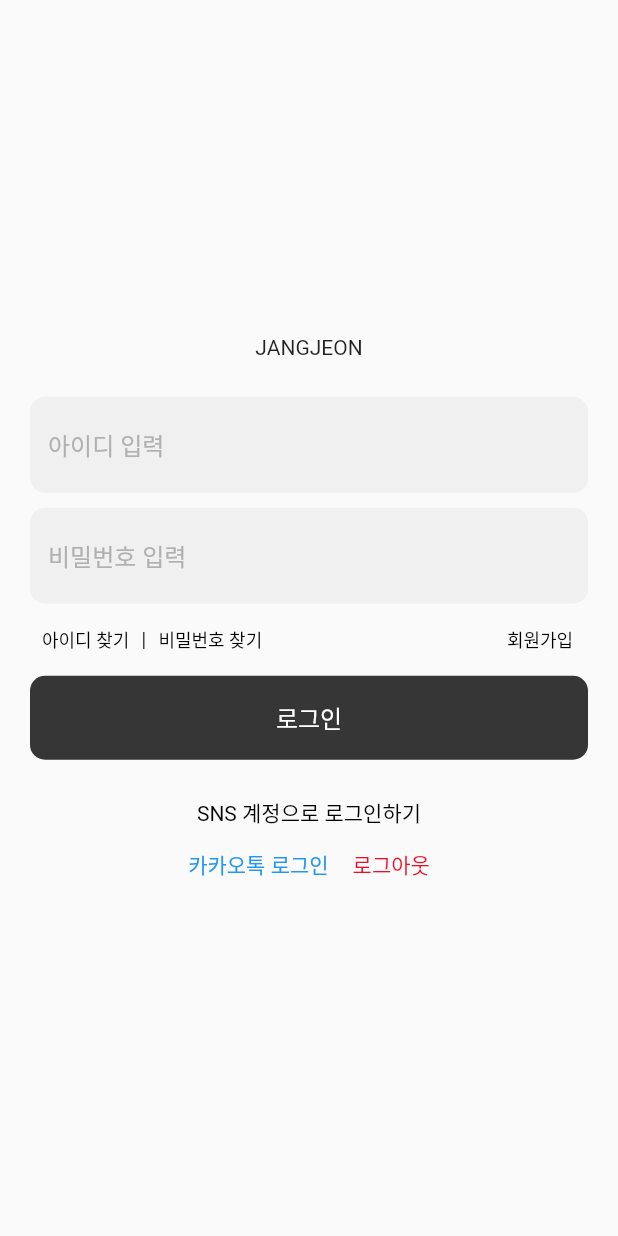
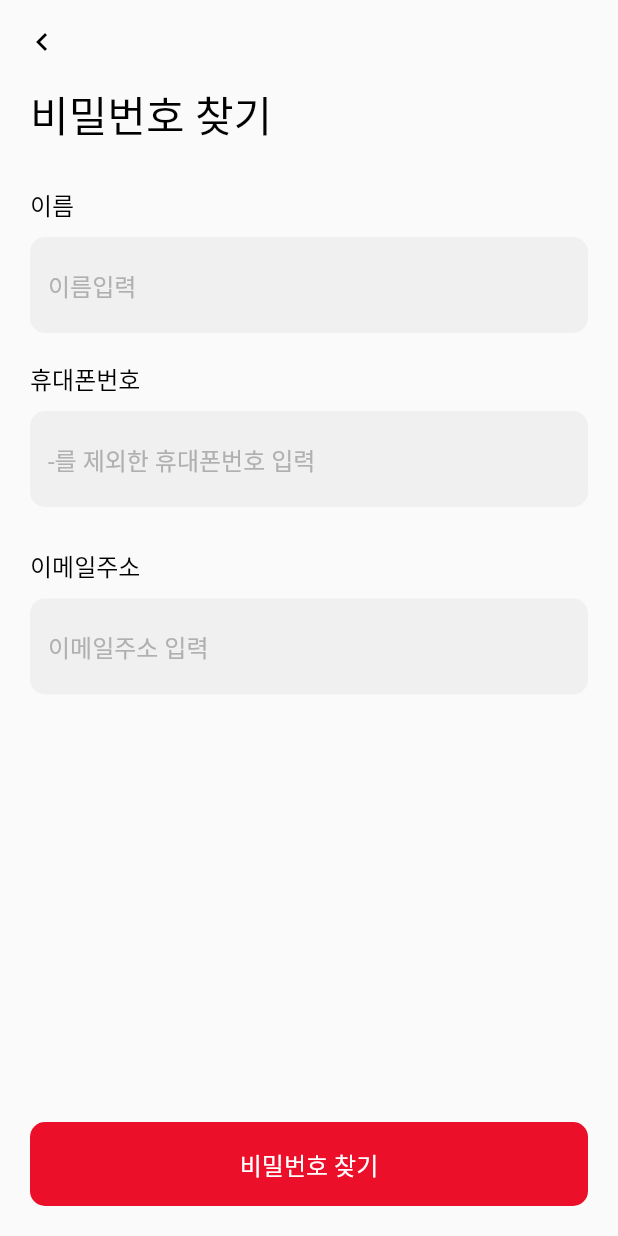
Before and after one commit to SniperFactory-Jangjeon/Jangjeon, a Flutter app: the screen it shows after launch, after a tap on "비밀번호 찾기", on a phone screen of 412 x 824 dp. Run offline on Flutter 3.47's test engine with Material 2 defaults, Android fonts, the phone set to English and light mode, and no system bars; our stand-ins replace cloud_firestore, firebase_auth, firebase_core, get; missing offline and left inert: kakao_flutter_sdk_user; accounts and stored records are empty; Roboto replaces fonts that are missing (PretendardBold, PretendardMedium).

Commit message:
비밀번호 찾기 ui 구성 완료

```diff
--- /dev/null
+++ b/lib/controller/find_password_controller.dart
@@ -0,0 +1,13 @@
+import 'package:flutter/material.dart';
+import 'package:get/get.dart';
+
+class FindPasswordController extends GetxController {
+  PageController pageController = PageController(); //페이지 뷰 컨트롤러
+  RxInt currentPage = 0.obs; //회원가입 현재 페이지
+
+  //페이지 이동
+  jumpToPage(page) {
+    currentPage(page);
+    pageController.jumpToPage(page);
+  }
+}
--- a/lib/main.dart
+++ b/lib/main.dart
@@ -1,6 +1,7 @@
 import 'package:firebase_core/firebase_core.dart';
 import 'package:flutter/material.dart';
 import 'package:get/get.dart';
+import 'package:jangjeon/controller/find_password_controller.dart';
 import 'package:jangjeon/controller/setting_controller.dart';
 import 'package:jangjeon/controller/withdrawal_controller.dart';
 import 'package:jangjeon/controller/auth_controller.dart';
@@ -30,6 +31,7 @@ class MyApp extends StatelessWidget {
         Get.put(AuthController());
         Get.put(LoginController());
         Get.lazyPut(() => SignupController(), fenix: true);
+        Get.lazyPut(() => FindPasswordController(), fenix: true);
         Get.lazyPut(() => SettingController(), fenix: true);
         Get.lazyPut(() => WithdrawalController(), fenix: true);
       }),
--- a/lib/util/app_pages.dart
+++ b/lib/util/app_pages.dart
@@ -1,5 +1,6 @@
 import 'package:get/get.dart';
 import 'package:jangjeon/util/app_routes.dart';
+import 'package:jangjeon/view/page/find_password_page.dart';
 import 'package:jangjeon/view/page/login_page.dart';
 import 'package:jangjeon/view/page/main_page.dart';
 import 'package:jangjeon/view/page/personal_info_modification_page.dart';
@@ -18,5 +19,6 @@ class AppPages {
     GetPage(name: AppRoutes.withdrawal, page: () => const WithdrawalPage()),
     GetPage(name: AppRoutes.login, page: () => const LoginPage()),
     GetPage(name: AppRoutes.signup, page: () => const SignupPage()),
+    GetPage(name: AppRoutes.findPassword, page: () => const FindPasswordPage()),
   ];
 }
--- a/lib/util/app_routes.dart
+++ b/lib/util/app_routes.dart
@@ -1,3 +1,4 @@
+import 'package:jangjeon/view/page/find_password_page.dart';
 import 'package:jangjeon/view/page/login_page.dart';
 import 'package:jangjeon/view/page/main_page.dart';
 import 'package:jangjeon/view/page/personal_info_modification_page.dart';
@@ -14,4 +15,5 @@ class AppRoutes {
   static const withdrawal = WithdrawalPage.route; //회원탈퇴페이지
   static const login = LoginPage.route; // 로그인페이지
   static const signup = SignupPage.route; //회원가입 페이지
+  static const findPassword = FindPasswordPage.route; //비밀번호 찾기 페이지
 }
--- /dev/null
+++ b/lib/view/page/find_password_page.dart
@@ -0,0 +1,85 @@
+import 'package:flutter/material.dart';
+import 'package:get/get.dart';
+import 'package:jangjeon/controller/find_password_controller.dart';
+import 'package:jangjeon/util/app_text_style.dart';
+import 'package:jangjeon/view/widget/app_elevated_button.dart';
+import 'package:jangjeon/view/widget/app_text_field.dart';
+import 'package:jangjeon/view/widget/success_tile.dart';
+
+class FindPasswordPage extends GetView<FindPasswordController> {
+  const FindPasswordPage({super.key});
+  static const route = '/find/password';
+
+  @override
+  Widget build(BuildContext context) {
+    return Obx(
+      () => Scaffold(
+        appBar: controller.currentPage.value != 1
+            ? AppBar(
+                elevation: 0,
+                backgroundColor: Colors.transparent,
+                foregroundColor: Colors.black,
+                leading: IconButton(
+                  icon: const Icon(Icons.navigate_before),
+                  onPressed: () => Get.back(),
+                ),
+              )
+            : null,
+        body: PageView(
+          controller: controller.pageController,
+          physics: const NeverScrollableScrollPhysics(),
+          children: [
+            Padding(
+              padding: const EdgeInsets.symmetric(horizontal: 20.0),
+              child: Column(
+                crossAxisAlignment: CrossAxisAlignment.start,
+                children: [
+                  Text(
+                    style: AppTextStyle.h2B28(),
+                    '비밀번호 찾기',
+                  ),
+                  const SizedBox(height: 27),
+                  Text(
+                    style: AppTextStyle.b3M16(),
+                    '이름',
+                  ),
+                  const SizedBox(height: 10),
+                  AppTextField(hintText: '이름입력'),
+                  const SizedBox(height: 18),
+                  Text(
+                    style: AppTextStyle.b3M16(),
+                    '휴대폰번호',
+                  ),
+                  const SizedBox(height: 10),
+                  AppTextField(hintText: '-를 제외한 휴대폰번호 입력'),
+                  const SizedBox(height: 27),
+                  Text(
+                    style: AppTextStyle.b3M16(),
+                    '이메일주소',
+                  ),
+                  const SizedBox(height: 10),
+                  AppTextField(hintText: '이메일주소 입력'),
+                  const Expanded(child: SizedBox()),
+                  AppElevatedButton(
+                    childText: '비밀번호 찾기',
+                    onPressed: () => controller.jumpToPage(1),
+                  ),
+                  const SizedBox(height: 20),
+                ],
+              ),
+            ),
+            Padding(
+              padding: const EdgeInsets.all(20.0),
+              child: SuccessTile(
+                title: '메일을 전송했습니다.',
+                message: '작성하신 이메일주소로 메일을 보냈습니다.\n비밀번호를 확인하여 로그인해주세요.',
+                btnText: '로그인하기',
+                onPressed: () => Get.back(),
+              ),
+            ),
+          ],
+        ),
+      ),
+    );
+  }
+}
--- a/lib/view/page/login_page.dart
+++ b/lib/view/page/login_page.dart
@@ -46,7 +46,7 @@ class LoginPage extends GetView<LoginController> {
                       ),
                       const Text('|'),
                       TextButton(
-                        onPressed: () {},
+                        onPressed: () => Get.toNamed(AppRoutes.findPassword),
                         child: Text('비밀번호 찾기', style: AppTextStyle.b5M12()),
                       ),
                     ],
```
Also changed, not shown: lib/view/screen/signup_success_screen.dart (+6 -36 lines), lib/view/widget/success_tile.dart (added, +50 -0 lines).
